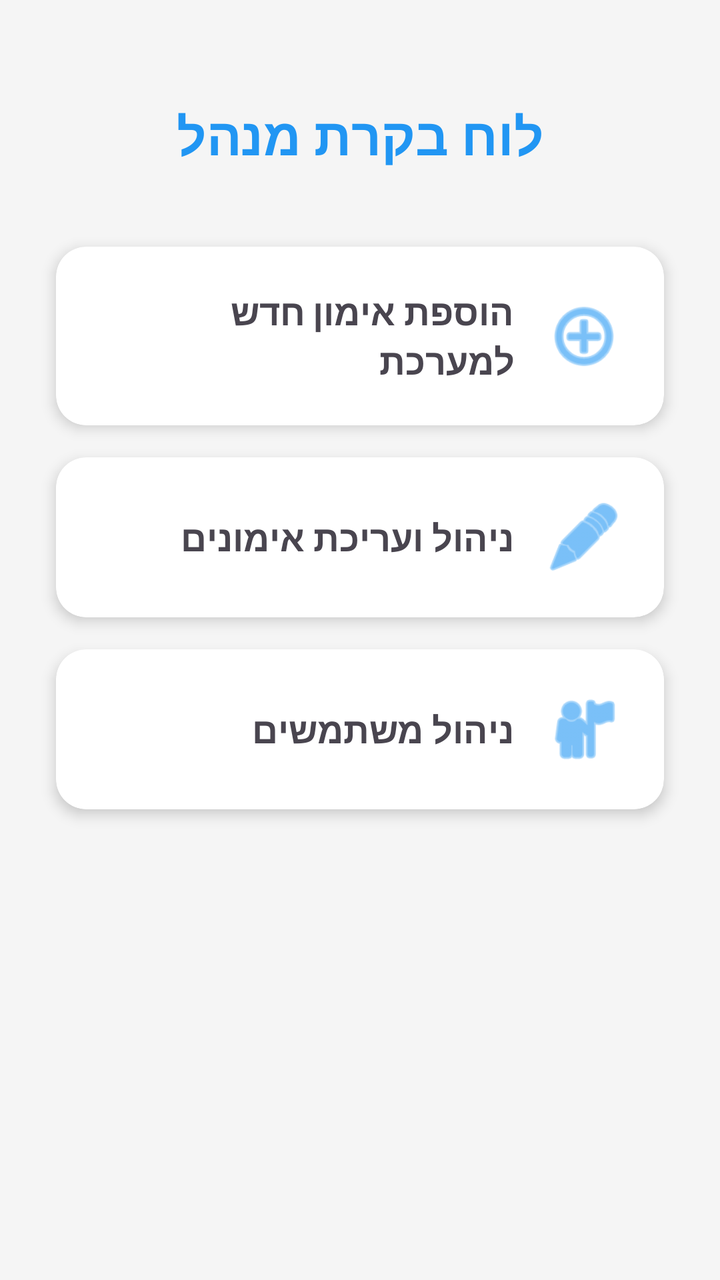
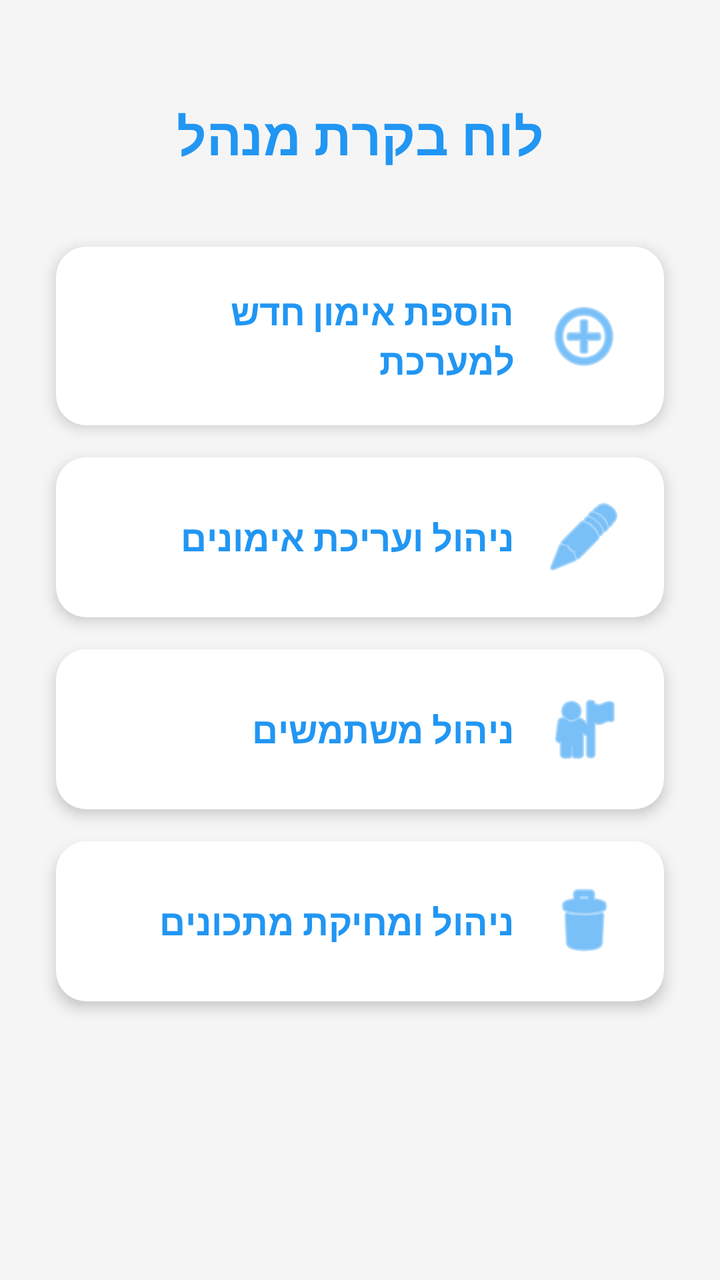

An Android layout rendered at two revisions. The XML below is the earlier revision; the diff shows what the commit changed to produce the second picture.
<!-- AndroidManifest.xml: application theme Theme.FitCoach -->
<!-- res/layout/activity_admin.xml -->
<?xml version="1.0" encoding="utf-8"?>
<LinearLayout xmlns:android="http://schemas.android.com/apk/res/android"
    xmlns:app="http://schemas.android.com/apk/res-auto"
    xmlns:tools="http://schemas.android.com/tools"
    android:id="@+id/admin"
    android:layout_width="match_parent"
    android:layout_height="match_parent"
    android:background="#F5F5F5"
    android:layoutDirection="rtl"
    android:orientation="vertical"
    android:padding="20dp"
    tools:context=".screens.AdminActivity">

    <TextView
        android:layout_width="wrap_content"
        android:layout_height="wrap_content"
        android:layout_gravity="center"
        android:layout_margin="30dp"
        android:text="לוח בקרת מנהל"
        android:textColor="#2196F3"
        android:textSize="26sp"
        android:textStyle="bold" />

    <androidx.cardview.widget.CardView
        android:id="@+id/cv_add_workout"
        android:layout_width="match_parent"
        android:layout_height="wrap_content"
        android:layout_margin="8dp"
        android:clickable="true"
        android:focusable="true"
        android:foreground="?attr/selectableItemBackground"
        app:cardCornerRadius="15dp"
        app:cardElevation="4dp">

        <LinearLayout
            android:layout_width="match_parent"
            android:layout_height="wrap_content"
            android:gravity="center_vertical"
            android:padding="20dp">

            <ImageView
                android:layout_width="40dp"
                android:layout_height="40dp"
                android:src="@android:drawable/ic_menu_add"
                app:tint="#2196F3" />

            <TextView
                android:layout_width="wrap_content"
                android:layout_height="wrap_content"
                android:layout_marginRight="15dp"
                android:text="הוספת אימון חדש למערכת"
                android:textSize="18sp"
                android:textStyle="bold" />
        </LinearLayout>
    </androidx.cardview.widget.CardView>

    <androidx.cardview.widget.CardView
        android:id="@+id/cv_manage_workouts"
        android:layout_width="match_parent"
        android:layout_height="wrap_content"
        android:layout_margin="8dp"
        android:clickable="true"
        android:focusable="true"
        android:foreground="?attr/selectableItemBackground"
        app:cardCornerRadius="15dp"
        app:cardElevation="4dp">

        <LinearLayout
            android:layout_width="match_parent"
            android:layout_height="wrap_content"
            android:gravity="center_vertical"
            android:padding="20dp">

            <ImageView
                android:layout_width="40dp"
                android:layout_height="40dp"
                android:src="@android:drawable/ic_menu_edit"
                app:tint="#2196F3" />

            <TextView
                android:layout_width="wrap_content"
                android:layout_height="wrap_content"
                android:layout_marginRight="15dp"
                android:text="ניהול ועריכת אימונים"
                android:textSize="18sp"
                android:textStyle="bold" />
        </LinearLayout>
    </androidx.cardview.widget.CardView>

    <androidx.cardview.widget.CardView
        android:id="@+id/cv_manage_users"
        android:layout_width="match_parent"
        android:layout_height="wrap_content"
        android:layout_margin="8dp"
        android:clickable="true"
        android:focusable="true"
        android:foreground="?attr/selectableItemBackground"
        app:cardCornerRadius="15dp"
        app:cardElevation="4dp">

        <LinearLayout
            android:layout_width="match_parent"
            android:layout_height="wrap_content"
            android:gravity="center_vertical"
            android:padding="20dp">

            <ImageView
                android:layout_width="40dp"
                android:layout_height="40dp"
                android:src="@android:drawable/ic_menu_myplaces"
                app:tint="#2196F3" />

            <TextView
                android:layout_width="wrap_content"
                android:layout_height="wrap_content"
                android:layout_marginRight="15dp"
                android:text="ניהול משתמשים"
                android:textSize="18sp"
                android:textStyle="bold" />
        </LinearLayout>
    </androidx.cardview.widget.CardView>

</LinearLayout>
<!-- resources referenced by this layout -->
<resources>
  <style name="Theme.FitCoach" parent="Base.Theme.FitCoach" />
  <style name="Base.Theme.FitCoach" parent="Theme.Material3.DayNight.NoActionBar">
          
          
      </style>
</resources>

<!-- the commit's change to res/layout/activity_admin.xml (unified diff, before → after) -->
@@ -49,6 +49,7 @@
                 android:layout_height="wrap_content"
                 android:layout_marginRight="15dp"
                 android:text="הוספת אימון חדש למערכת"
+                android:textColor="#2196F3"
                 android:textSize="18sp"
                 android:textStyle="bold" />
         </LinearLayout>
@@ -82,6 +83,7 @@
                 android:layout_height="wrap_content"
                 android:layout_marginRight="15dp"
                 android:text="ניהול ועריכת אימונים"
+                android:textColor="#2196F3"
                 android:textSize="18sp"
                 android:textStyle="bold" />
         </LinearLayout>
@@ -115,6 +117,41 @@
                 android:layout_height="wrap_content"
                 android:layout_marginRight="15dp"
                 android:text="ניהול משתמשים"
+                android:textColor="#2196F3"
+                android:textSize="18sp"
+                android:textStyle="bold" />
+        </LinearLayout>
+    </androidx.cardview.widget.CardView>
+
+    <androidx.cardview.widget.CardView
+        android:id="@+id/cv_manage_recipes"
+        android:layout_width="match_parent"
+        android:layout_height="wrap_content"
+        android:layout_margin="8dp"
+        android:clickable="true"
+        android:focusable="true"
+        android:foreground="?attr/selectableItemBackground"
+        app:cardCornerRadius="15dp"
+        app:cardElevation="4dp">
+
+        <LinearLayout
+            android:layout_width="match_parent"
+            android:layout_height="wrap_content"
+            android:gravity="center_vertical"
+            android:padding="20dp">
+
+            <ImageView
+                android:layout_width="40dp"
+                android:layout_height="40dp"
+                android:src="@android:drawable/ic_menu_delete"
+                app:tint="#2196F3" />
+
+            <TextView
+                android:layout_width="wrap_content"
+                android:layout_height="wrap_content"
+                android:layout_marginRight="15dp"
+                android:text="ניהול ומחיקת מתכונים"
+                android:textColor="#2196F3"
                 android:textSize="18sp"
                 android:textStyle="bold" />
         </LinearLayout>
